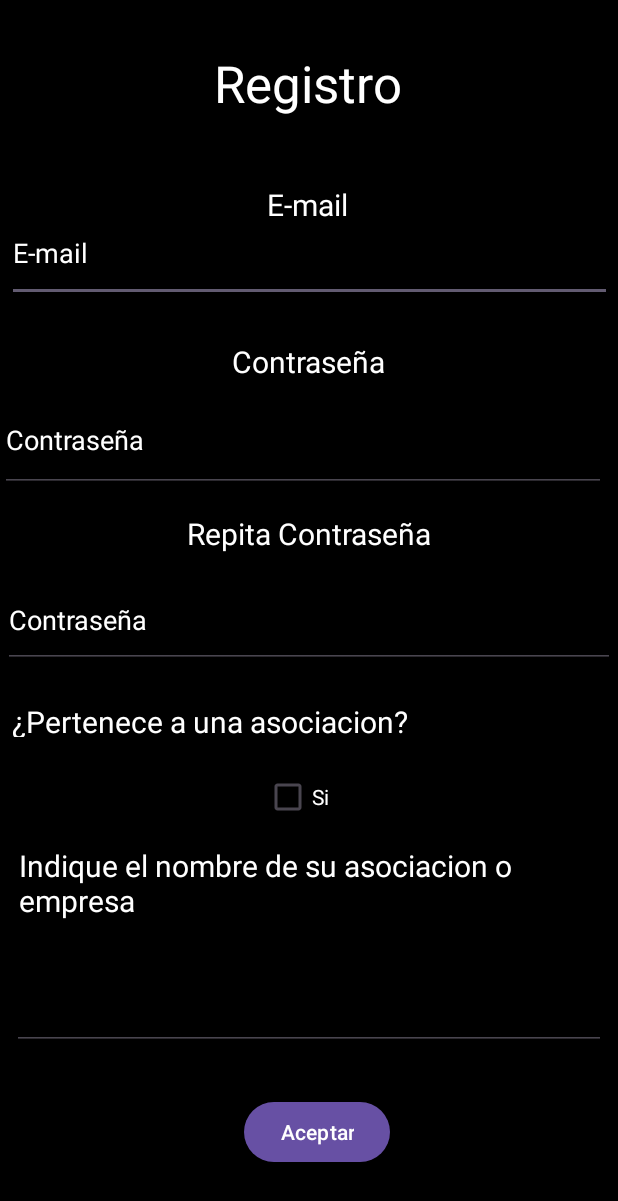
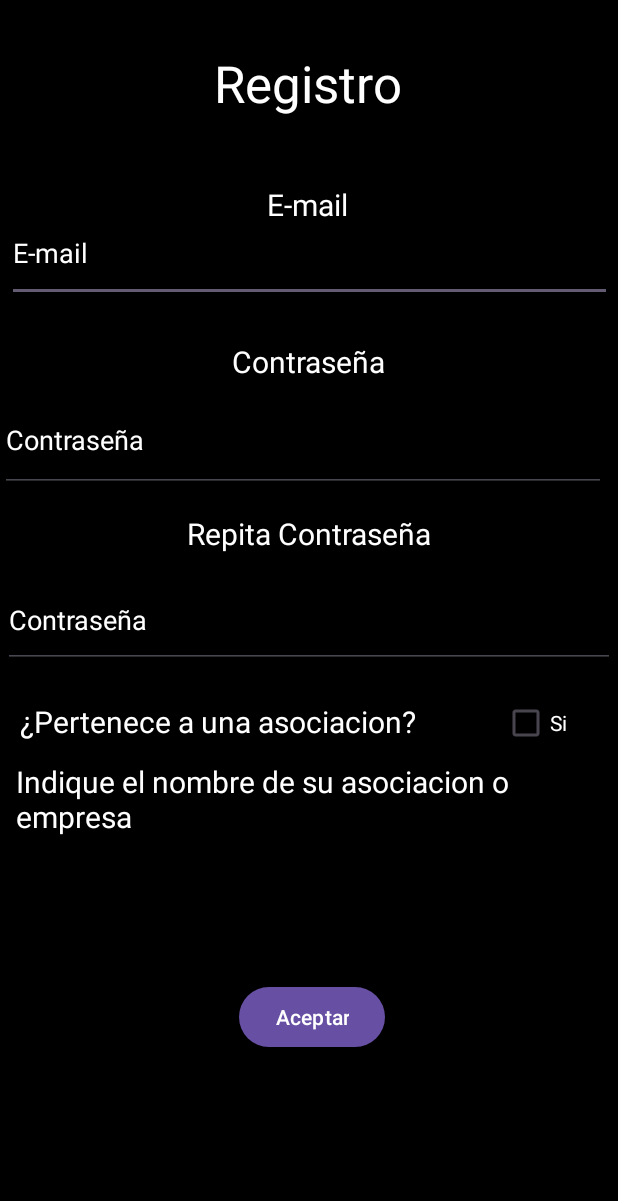
Before and after one commit to ElKalto/EventVault, an Android app: the Registro screen opened directly, with no data from a screen before it, on a phone screen of 412 x 824 dp. Shown: the top 1201 px of the screen. Run offline under Robolectric (Android 15) with nearby library versions, the phone set to English and light mode, and no system bars.

Commit message:
registro funciona a medies, guarda en xml por ahora

```diff
--- a/app/build.gradle.kts
+++ b/app/build.gradle.kts
@@ -41,6 +41,9 @@ dependencies {
     implementation("androidx.constraintlayout:constraintlayout:2.1.4")
     implementation("androidx.navigation:navigation-fragment:2.7.6")
     implementation("androidx.navigation:navigation-ui:2.7.6")
+    implementation("androidx.legacy:legacy-support-v4:1.0.0")
+    implementation("androidx.lifecycle:lifecycle-livedata-ktx:2.6.2")
+    implementation("androidx.lifecycle:lifecycle-viewmodel-ktx:2.6.2")
     testImplementation("junit:junit:4.13.2")
     androidTestImplementation("androidx.test.ext:junit:1.1.5")
     androidTestImplementation("androidx.test.espresso:espresso-core:3.5.1")
--- a/app/src/main/AndroidManifest.xml
+++ b/app/src/main/AndroidManifest.xml
@@ -35,15 +35,11 @@
             android:exported="false" />
         <activity
             android:name=".Registro"
+            android:windowSoftInputMode="adjustResize"
             android:exported="false" />
         <activity
             android:name=".PaginaPrincipal"
             android:exported="false" />
-        <activity
-            android:name=".Inicio"
-            android:exported="false"
-            android:label="@string/title_activity_inicio"
-            android:theme="@style/Theme.EventVault" />
         <activity
             android:name=".EventVault"
             android:exported="false" />
--- a/app/src/main/res/layout/activity_event_vault.xml
+++ b/app/src/main/res/layout/activity_event_vault.xml
@@ -57,6 +57,7 @@
         android:ems="10"
         android:hint="Email"
         android:inputType="textEmailAddress"
+        android:textColor="#FFFFFF"
         app:layout_constraintBottom_toBottomOf="parent"
         app:layout_constraintEnd_toEndOf="parent"
         app:layout_constraintHorizontal_bias="0.496"
@@ -71,6 +72,7 @@
         android:ems="10"
         android:hint="password"
         android:inputType="textPassword"
+        android:textColor="#FFFFFF"
         app:layout_constraintBottom_toBottomOf="parent"
         app:layout_constraintEnd_toEndOf="parent"
         app:layout_constraintStart_toStartOf="parent"
--- a/app/src/main/res/layout/activity_registro.xml
+++ b/app/src/main/res/layout/activity_registro.xml
@@ -1,5 +1,7 @@
 <?xml version="1.0" encoding="utf-8"?>
-<androidx.constraintlayout.widget.ConstraintLayout xmlns:android="http://schemas.android.com/apk/res/android"
+
+<androidx.constraintlayout.widget.ConstraintLayout
+    xmlns:android="http://schemas.android.com/apk/res/android"
     xmlns:app="http://schemas.android.com/apk/res-auto"
     xmlns:tools="http://schemas.android.com/tools"
     android:layout_width="match_parent"
@@ -8,20 +10,20 @@
     tools:context=".Registro">
 
     <Button
-        android:id="@+id/button"
+        android:id="@+id/btnAcpReg"
         android:layout_width="wrap_content"
         android:layout_height="wrap_content"
         android:text="Aceptar"
         android:textColor="#FFFFFF"
         app:layout_constraintBottom_toBottomOf="parent"
         app:layout_constraintEnd_toEndOf="parent"
-        app:layout_constraintHorizontal_bias="0.518"
+        app:layout_constraintHorizontal_bias="0.507"
         app:layout_constraintStart_toStartOf="parent"
         app:layout_constraintTop_toTopOf="parent"
-        app:layout_constraintVertical_bias="0.942" />
+        app:layout_constraintVertical_bias="0.843" />
 
     <TextView
-        android:id="@+id/textView3"
+        android:id="@+id/txtViewReg2"
         android:layout_width="wrap_content"
         android:layout_height="wrap_content"
         android:text="E-mail"
@@ -35,19 +37,20 @@
         app:layout_constraintVertical_bias="0.154" />
 
     <EditText
-        android:id="@+id/editTextEmail"
+        android:id="@+id/edTextMailReg"
         android:layout_width="403dp"
         android:layout_height="65dp"
         android:layout_marginTop="136dp"
         android:hint="E-mail"
         android:inputType="textEmailAddress"
+        android:textColor="#FFFFFF"
         android:textColorHint="#FFFFFF"
         app:layout_constraintEnd_toEndOf="parent"
         app:layout_constraintStart_toStartOf="parent"
         app:layout_constraintTop_toTopOf="parent" />
 
     <TextView
-        android:id="@+id/textView6"
+        android:id="@+id/txtViewReg3"
         android:layout_width="wrap_content"
         android:layout_height="wrap_content"
         android:text="Contraseña"
@@ -67,16 +70,17 @@
         android:layout_marginTop="4dp"
         android:hint="Contraseña"
         android:inputType="textPassword"
+        android:textColor="#FFFFFF"
         android:textColorHint="#FFFFFF"
         app:layout_constraintBottom_toBottomOf="parent"
         app:layout_constraintEnd_toEndOf="parent"
         app:layout_constraintHorizontal_bias="0.0"
         app:layout_constraintStart_toStartOf="parent"
-        app:layout_constraintTop_toBottomOf="@id/textView6"
+        app:layout_constraintTop_toBottomOf="@id/txtViewReg3"
         app:layout_constraintVertical_bias="0.0" />
 
     <TextView
-        android:id="@+id/textView2"
+        android:id="@+id/txtViewReg1"
         android:layout_width="wrap_content"
         android:layout_height="wrap_content"
         android:text="Registro"
@@ -90,20 +94,20 @@
         app:layout_constraintVertical_bias="0.042" />
 
     <CheckBox
-        android:id="@+id/checkBox"
-        android:layout_width="wrap_content"
-        android:layout_height="wrap_content"
+        android:id="@+id/checkBoxReg"
+        android:layout_width="61dp"
+        android:layout_height="57dp"
         android:text="Si"
         android:textColor="#FFFFFF"
         app:layout_constraintBottom_toBottomOf="parent"
         app:layout_constraintEnd_toEndOf="parent"
-        app:layout_constraintHorizontal_bias="0.484"
+        app:layout_constraintHorizontal_bias="0.954"
         app:layout_constraintStart_toStartOf="parent"
         app:layout_constraintTop_toTopOf="parent"
-        app:layout_constraintVertical_bias="0.654" />
+        app:layout_constraintVertical_bias="0.591" />
 
     <TextView
-        android:id="@+id/textView7"
+        android:id="@+id/txtViewReg6"
         android:layout_width="391dp"
         android:layout_height="58dp"
         android:text="Indique el nombre de su asociacion o empresa"
@@ -111,27 +115,26 @@
         android:textSize="20sp"
         app:layout_constraintBottom_toBottomOf="parent"
         app:layout_constraintEnd_toEndOf="parent"
-        app:layout_constraintHorizontal_bias="0.6"
         app:layout_constraintStart_toStartOf="parent"
         app:layout_constraintTop_toTopOf="parent"
-        app:layout_constraintVertical_bias="0.735" />
+        app:layout_constraintVertical_bias="0.662" />
 
     <TextView
-        android:id="@+id/textView4"
-        android:layout_width="395dp"
-        android:layout_height="24dp"
+        android:id="@+id/txtViewReg5"
+        android:layout_width="302dp"
+        android:layout_height="33dp"
         android:text="¿Pertenece a una asociacion?"
         android:textColor="#FFFFFF"
         android:textSize="20sp"
         app:layout_constraintBottom_toBottomOf="parent"
         app:layout_constraintEnd_toEndOf="parent"
-        app:layout_constraintHorizontal_bias="0.497"
+        app:layout_constraintHorizontal_bias="0.119"
         app:layout_constraintStart_toStartOf="parent"
         app:layout_constraintTop_toTopOf="parent"
-        app:layout_constraintVertical_bias="0.584" />
+        app:layout_constraintVertical_bias="0.591" />
 
     <TextView
-        android:id="@+id/textView5"
+        android:id="@+id/txtViewReg4"
         android:layout_width="wrap_content"
         android:layout_height="wrap_content"
         android:text="Repita Contraseña"
@@ -144,12 +147,13 @@
         app:layout_constraintVertical_bias="0.429" />
 
     <EditText
-        android:id="@+id/editTextRepePas"
+        android:id="@+id/edTextPassRepReg"
         android:layout_width="408dp"
         android:layout_height="64dp"
         android:layout_marginTop="4dp"
         android:hint="Contraseña"
         android:inputType="textPassword"
+        android:textColor="#FFFFFF"
         android:textColorHint="#FFFFFF"
         app:layout_constraintBottom_toBottomOf="parent"
         app:layout_constraintEnd_toEndOf="parent"
@@ -159,15 +163,17 @@
         app:layout_constraintVertical_bias="0.499" />
 
     <EditText
-        android:id="@+id/editTextText"
+        android:id="@+id/edTextNomAsoReg"
         android:layout_width="396dp"
         android:layout_height="60dp"
         android:ems="10"
+        android:hint="Nombre de asociacion o emprea"
         android:inputType="text"
+        android:textColor="#FFFFFF"
         app:layout_constraintBottom_toBottomOf="parent"
         app:layout_constraintEnd_toEndOf="parent"
-        app:layout_constraintHorizontal_bias="0.497"
+        app:layout_constraintHorizontal_bias="0.533"
         app:layout_constraintStart_toStartOf="parent"
         app:layout_constraintTop_toTopOf="parent"
-        app:layout_constraintVertical_bias="0.838" />
+        app:layout_constraintVertical_bias="0.751" />
 </androidx.constraintlayout.widget.ConstraintLayout>
```
Also changed, not shown: app/src/main/java/com/example/eventvault/EventVault.java (+14 -1 lines), app/src/main/java/com/example/eventvault/Evento.java (added, +17 -0 lines), app/src/main/java/com/example/eventvault/EventoFragment.java (added, +36 -0 lines), app/src/main/java/com/example/eventvault/EventoViewModel.java (added, +7 -0 lines), app/src/main/java/com/example/eventvault/EventosAdapter.java (added, +52 -0 lines), app/src/main/java/com/example/eventvault/EventosSemana.java (+24 -1 lines), app/src/main/java/com/example/eventvault/FirstFragment.java (deleted, +0 -47 lines), app/src/main/java/com/example/eventvault/Registro.java (+141 -1 lines), app/src/main/java/com/example/eventvault/SecondFragment.java (deleted, +0 -47 lines), app/src/main/res/layout/activity_eventos_semana.xml (+18 -17 lines), app/src/main/res/layout/fragment_evento.xml (added, +13 -0 lines), app/src/main/res/layout/item_evento.xml (added, +17 -0 lines).
